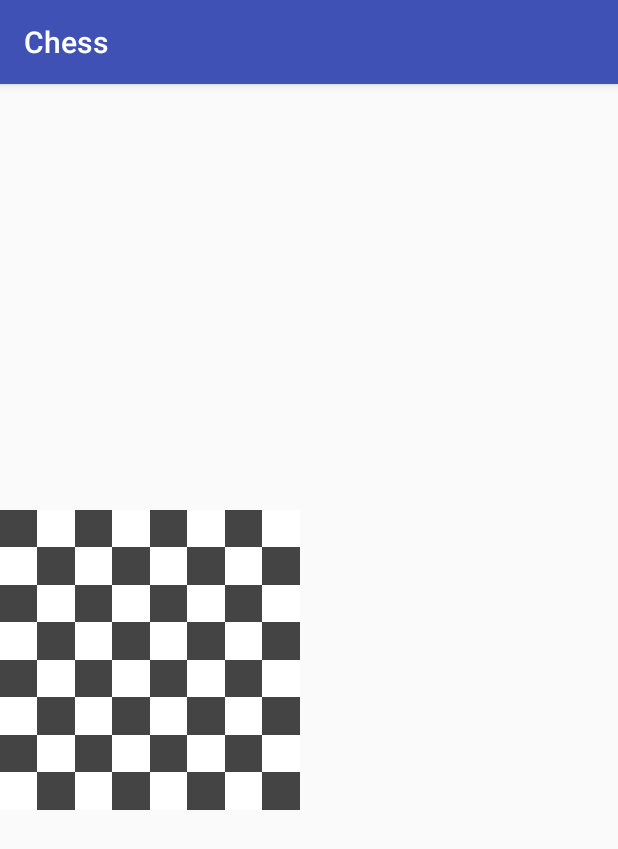
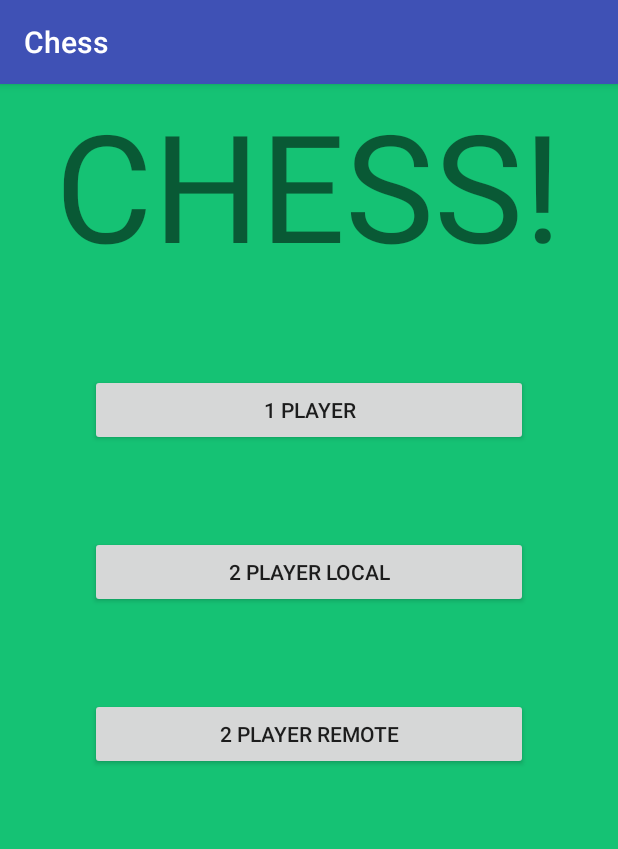
Before and after one commit to conorbelfield/Chess, an Android app: the screen it shows after launch (WelcomeActivity), on a phone screen of 412 x 824 dp. Shown: the top 849 px of the screen. Run offline under Robolectric (Android 15) with nearby library versions, the phone set to English and light mode, and no system bars.

Commit message:
added splash screen

```diff
--- a/app/src/main/res/layout/activity_welcome.xml
+++ b/app/src/main/res/layout/activity_welcome.xml
@@ -4,14 +4,40 @@
     xmlns:tools="http://schemas.android.com/tools"
     android:layout_width="match_parent"
     android:layout_height="match_parent"
-    tools:context="com.ait.android.chess.WelcomeActivity">
+    tools:context="com.ait.android.chess.WelcomeActivity"
+    android:orientation="vertical"
+    android:weightSum="10"
+    android:background="#15c274"
+    >
 
+    <TextView
+        android:id="@+id/textView"
+        android:layout_width="wrap_content"
+        android:layout_height="wrap_content"
+        android:layout_gravity="center_horizontal"
+        android:text="CHESS!"
+        android:textSize="100sp" />
 
+    <Button
+        android:layout_width="match_parent"
+        android:layout_height="wrap_content"
+        android:text="1 Player"
+        android:layout_margin="60dp"/>
 
-    <com.ait.android.chess.Views.ChessBoardView
-        android:id="@+id/chessBoard"
-        android:layout_width="200dp"
-        android:layout_height="200dp"
-        android:layout_gravity="center"/>
+    <Button
+        android:layout_width="match_parent"
+        android:layout_height="wrap_content"
+        android:text="2 Player Local"
+        android:layout_marginBottom="60dp"
+        android:layout_marginLeft="60dp"
+        android:layout_marginRight="60dp"/>
+
+    <Button
+        android:layout_width="match_parent"
+        android:layout_height="wrap_content"
+        android:text="2 Player Remote"
+        android:layout_marginBottom="60dp"
+        android:layout_marginLeft="60dp"
+        android:layout_marginRight="60dp"/>
 
 </LinearLayout>
```
Also changed, not shown: 140 other files.
